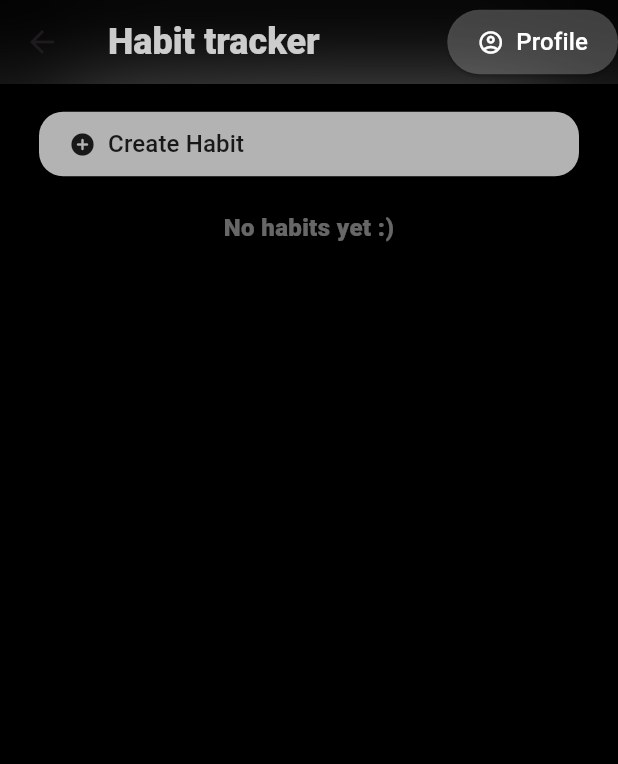
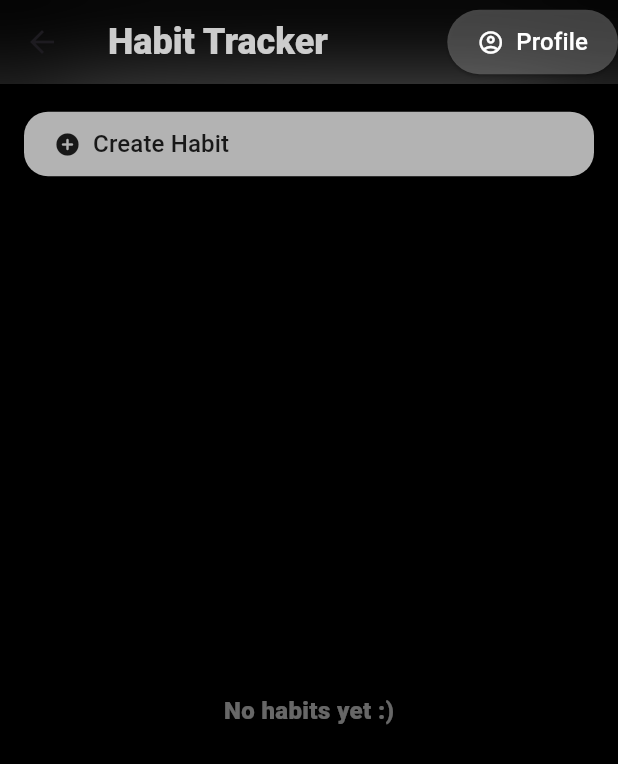
Before and after one commit to jakupemini5/NVD-Habit-Tracker, a Flutter app: the HabitsScreen screen opened directly, on a phone screen of 412 x 824 dp. Shown: the top 764 px of the screen. Run offline on Flutter 3.47's test engine with Material 3 defaults, Android fonts, the phone set to English and light mode, and no system bars; our stand-ins replace cloud_firestore, firebase_auth, firebase_core; missing offline and left inert: firebase_ui_auth; accounts and stored records are empty; generated files the repository leaves out were written again.

Commit message:
added list of habits showing

```diff
--- a/habit_tracker/lib/src/screens/main_page/habits_screen.dart
+++ b/habit_tracker/lib/src/screens/main_page/habits_screen.dart
@@ -1,12 +1,16 @@
+import 'package:cloud_firestore/cloud_firestore.dart';
+import 'package:firebase_auth/firebase_auth.dart';
 import 'package:flutter/material.dart';
 import 'package:habit_tracker/src/screens/habit/create_habit_screen.dart';
+import 'package:habit_tracker/src/models/habit_model.dart';
+import 'package:habit_tracker/src/widgets/habbit_card.dart';
+import 'package:habit_tracker/src/widgets/rounded_pill_button.dart';
 import '../../widgets/my_app_bar.dart';
-import '../../widgets/rounded_pill_button.dart';
 
 class HabitsScreen extends StatefulWidget {
   HabitsScreen({super.key});
 
-  final String title = "Habit tracker";
+  final String title = "Habit Tracker";
 
   @override
   State<HabitsScreen> createState() => _HabitScreenState();
@@ -14,18 +18,12 @@ class HabitsScreen extends StatefulWidget {
 
 class _HabitScreenState extends State<HabitsScreen> {
   @override
-  void initState() {
-    super.initState();
-  }
-
-  @override
   Widget build(BuildContext context) {
     return Scaffold(
       appBar: MyAppBar(title: widget.title),
       backgroundColor: Colors.black,
-      body: Center(
-        child: Padding(
-          padding: const EdgeInsets.all(16.0), // Add padding here
+      body: Padding(
+        padding: const EdgeInsets.all(16.0),
         child: Column(
           mainAxisAlignment: MainAxisAlignment.start,
           crossAxisAlignment: CrossAxisAlignment.center,
@@ -43,20 +41,56 @@ class _HabitScreenState extends State<HabitsScreen> {
               backgroundColor: Colors.white70,
               textColor: Colors.black87,
               iconColor: Colors.black87,
-                width: 360,
+              width: 10000,
             ),
-              const SizedBox(height: 20.0), // Add spacing between button and text
-              const Text(
+            const SizedBox(height: 20.0),
+            Expanded(
+              child: StreamBuilder<QuerySnapshot>(
+                stream: FirebaseFirestore.instance
+                    .collection('habits')
+                    .where('userId', isEqualTo: FirebaseAuth.instance.currentUser!.uid)
+                    .snapshots(),
+                builder: (context, snapshot) {
+                  if (snapshot.hasError) {
+                    return Center(child: Text('Error: ${snapshot.error}'));
+                  }
+                  if (snapshot.connectionState == ConnectionState.waiting) {
+                    return const Center(child: CircularProgressIndicator());
+                  }
+                  if (!snapshot.hasData || snapshot.data!.docs.isEmpty) {
+                    return const Center(
+                      child: Text(
                         "No habits yet :)",
-                textAlign: TextAlign.center,
                         style: TextStyle(
                           color: Color.fromARGB(103, 255, 255, 255),
                           fontWeight: FontWeight.w900,
                           fontSize: 16,
                         ),
                       ),
+                    );
+                  }
+
+                  return ListView.builder(
+                    itemCount: snapshot.data!.docs.length,
+                    itemBuilder: (context, index) {
+                      var habitData = snapshot.data!.docs[index];
+                      HabitModel habit = HabitModel(
+                        userId: habitData['userId'],
+                        name: habitData['name'],
+                        description: habitData['description'],
+                        type: HabitType.values.firstWhere((type) => type.name == habitData['type']),
+                        createdAt: (habitData['createdAt'] as Timestamp?)?.toDate(),
+                        updatedAt: (habitData['updatedAt'] as Timestamp?)?.toDate(),
+                        daysOfWeek: (habitData['daysOfWeek'] as List?)?.map((e) => e as String).toList(),
+                        dayOfMonth: habitData['dayOfMonth'],
+                      );
+                      return HabitCard(habit: habit);
+                    },
+                  );
+                },
+              ),
+            ),
           ],
-          ),
         ),
       ),
     );
```
Also changed, not shown: habit_tracker/lib/src/widgets/habbit_card.dart (added, +37 -0 lines), habit_tracker/lib/src/screens/habit/habit_detail_screen.dart (added). Lines whose indentation alone changed are shown as unchanged.
